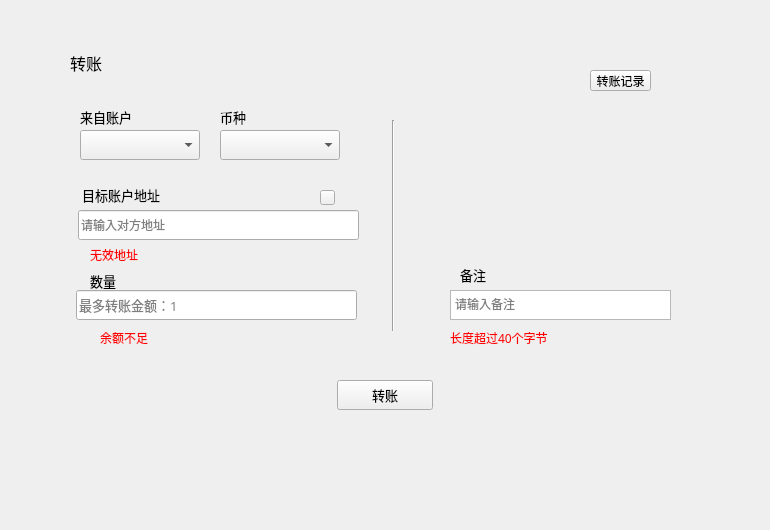
First picture: the form in transfer/transferpage.ui, repository HcashOrg/hx-indicator, before the edit.
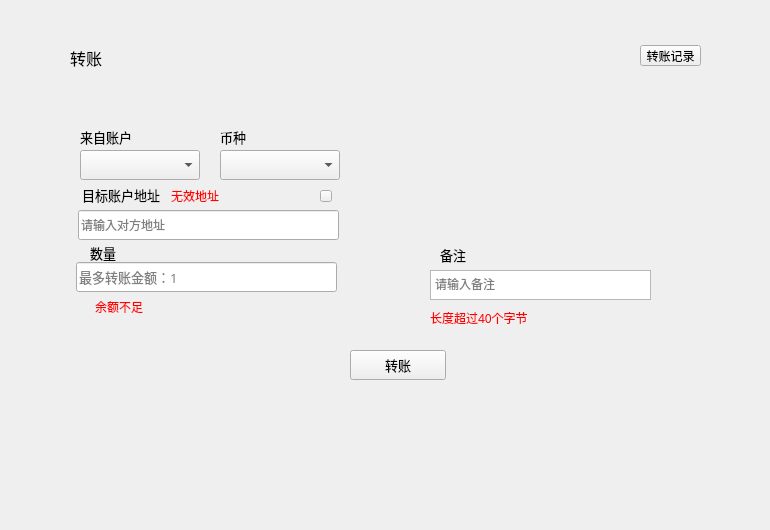
Second picture: the form after the edit.

```diff
--- a/transfer/transferpage.ui
+++ b/transfer/transferpage.ui
@@ -25,7 +25,7 @@
    <property name="geometry">
     <rect>
      <x>80</x>
-     <y>105</y>
+     <y>125</y>
      <width>120</width>
      <height>24</height>
     </rect>
@@ -46,8 +46,8 @@
   <widget class="QLabel" name="memoLabel">
    <property name="geometry">
     <rect>
-     <x>460</x>
-     <y>260</y>
+     <x>440</x>
+     <y>240</y>
      <width>80</width>
      <height>30</height>
     </rect>
@@ -91,7 +91,7 @@
    <property name="geometry">
     <rect>
      <x>90</x>
-     <y>270</y>
+     <y>242</y>
      <width>80</width>
      <height>21</height>
     </rect>
@@ -112,8 +112,8 @@
   <widget class="QToolButton" name="sendBtn">
    <property name="geometry">
     <rect>
-     <x>337</x>
-     <y>380</y>
+     <x>350</x>
+     <y>350</y>
      <width>96</width>
      <height>30</height>
     </rect>
@@ -141,8 +141,8 @@
    <property name="geometry">
     <rect>
      <x>76</x>
-     <y>290</y>
-     <width>281</width>
+     <y>262</y>
+     <width>261</width>
      <height>30</height>
     </rect>
    </property>
@@ -170,8 +170,8 @@
   <widget class="QLabel" name="tipLabel3">
    <property name="geometry">
     <rect>
-     <x>100</x>
-     <y>330</y>
+     <x>95</x>
+     <y>299</y>
      <width>161</width>
      <height>16</height>
     </rect>
@@ -189,8 +189,8 @@
   <widget class="QLabel" name="tipLabel4">
    <property name="geometry">
     <rect>
-     <x>90</x>
-     <y>240</y>
+     <x>171</x>
+     <y>181</y>
      <width>200</width>
      <height>30</height>
     </rect>
@@ -206,7 +206,7 @@
    <property name="geometry">
     <rect>
      <x>70</x>
-     <y>50</y>
+     <y>45</y>
      <width>200</width>
      <height>26</height>
     </rect>
@@ -231,7 +231,7 @@
    <property name="geometry">
     <rect>
      <x>80</x>
-     <y>130</y>
+     <y>150</y>
      <width>120</width>
      <height>30</height>
     </rect>
@@ -255,7 +255,7 @@
     <rect>
      <x>78</x>
      <y>210</y>
-     <width>281</width>
+     <width>261</width>
      <height>30</height>
     </rect>
    </property>
@@ -275,8 +275,8 @@
   <widget class="QLabel" name="tipLabel6">
    <property name="geometry">
     <rect>
-     <x>450</x>
-     <y>330</y>
+     <x>430</x>
+     <y>310</y>
      <width>221</width>
      <height>16</height>
     </rect>
@@ -292,7 +292,7 @@
    <property name="geometry">
     <rect>
      <x>220</x>
-     <y>130</y>
+     <y>150</y>
      <width>120</width>
      <height>30</height>
     </rect>
@@ -314,8 +314,8 @@
   <widget class="QTextEdit" name="memoTextEdit">
    <property name="geometry">
     <rect>
-     <x>450</x>
-     <y>290</y>
+     <x>430</x>
+     <y>270</y>
      <width>221</width>
      <height>30</height>
     </rect>
@@ -337,8 +337,8 @@
   <widget class="QToolButton" name="transferRecordBtn">
    <property name="geometry">
     <rect>
-     <x>590</x>
-     <y>70</y>
+     <x>640</x>
+     <y>45</y>
      <width>61</width>
      <height>21</height>
     </rect>
@@ -355,8 +355,8 @@
     <rect>
      <x>320</x>
      <y>190</y>
-     <width>15</width>
-     <height>15</height>
+     <width>12</width>
+     <height>12</height>
     </rect>
    </property>
    <property name="cursor">
@@ -370,7 +370,7 @@
    <property name="geometry">
     <rect>
      <x>220</x>
-     <y>105</y>
+     <y>125</y>
      <width>120</width>
      <height>24</height>
     </rect>
@@ -387,26 +387,13 @@
   <widget class="QStackedWidget" name="stackedWidget">
    <property name="geometry">
     <rect>
-     <x>450</x>
-     <y>103</y>
+     <x>430</x>
+     <y>125</y>
      <width>240</width>
-     <height>140</height>
+     <height>121</height>
     </rect>
    </property>
   </widget>
-  <widget class="Line" name="line">
-   <property name="geometry">
-    <rect>
-     <x>383</x>
-     <y>120</y>
-     <width>20</width>
-     <height>211</height>
-    </rect>
-   </property>
-   <property name="orientation">
-    <enum>Qt::Vertical</enum>
-   </property>
-  </widget>
   <zorder>memoTextEdit</zorder>
   <zorder>changeAccountLabel</zorder>
   <zorder>memoLabel</zorder>
```
Left out of the diff: 1 changed line with no effect on the pictures.
